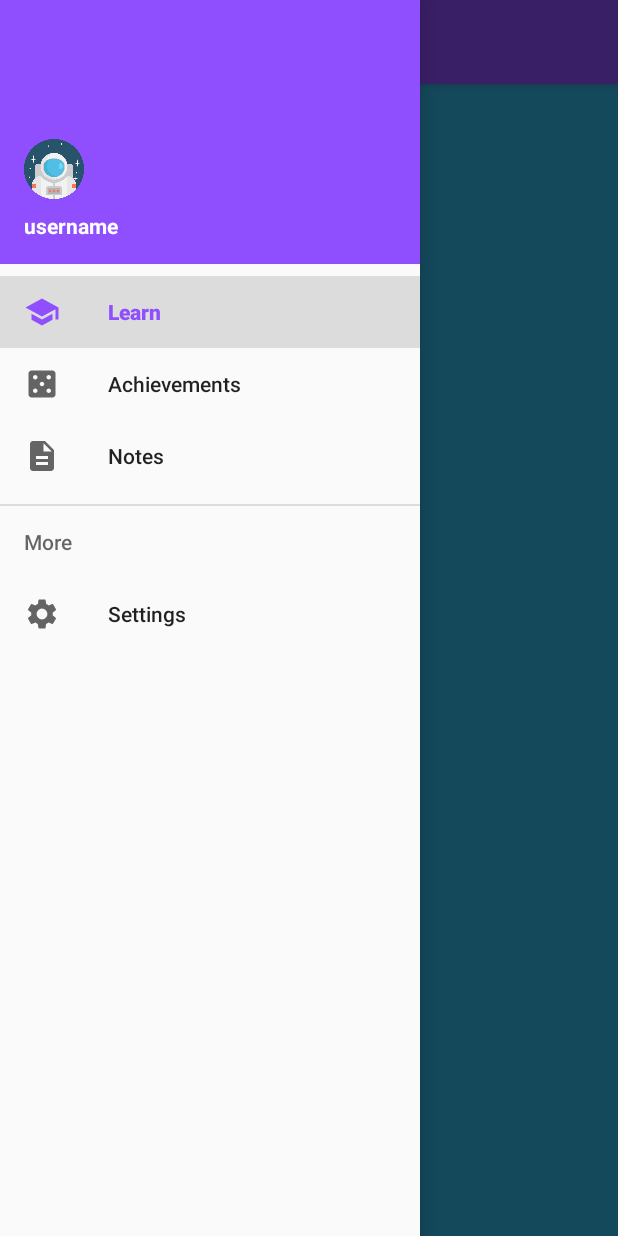
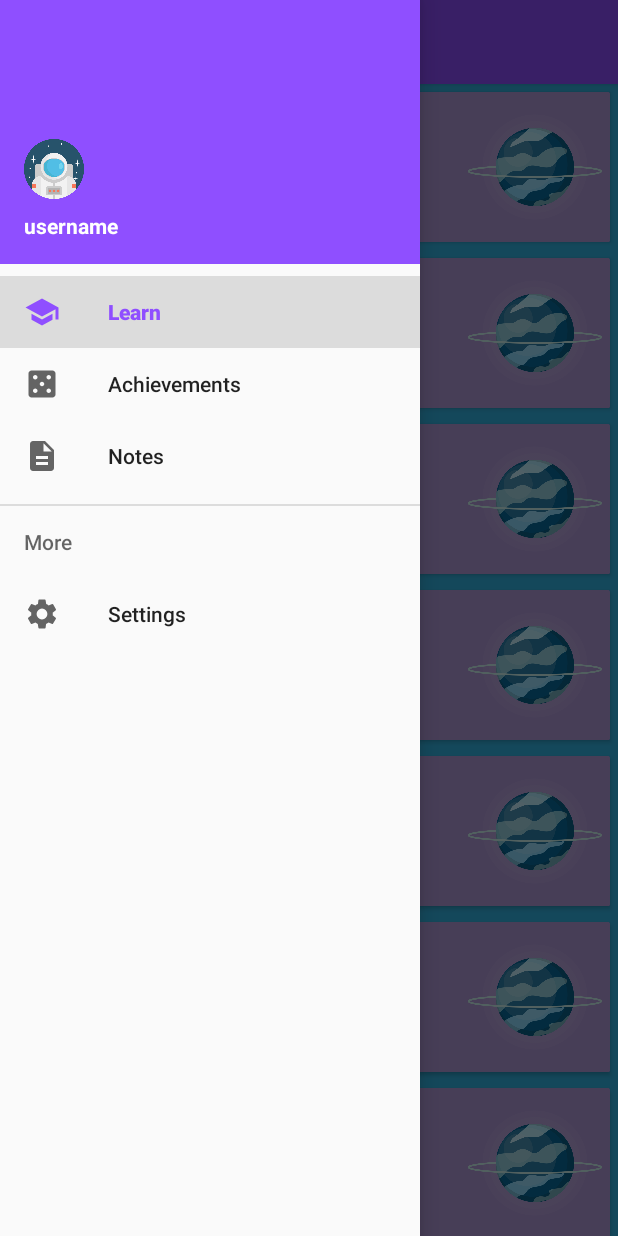
Before and after one commit to Sashagerasimov/3634-Assignement, an Android app: the LearnFragment screen opened directly, with no data from a screen before it, with the side drawer open, on a phone screen of 412 x 824 dp. Run offline under Robolectric (Android 15) with nearby library versions, the phone set to English and light mode, and no system bars; our stand-ins replace Room's generated code.

Commit message:
redid learn planets as harcoded objects

```diff
--- a/app/src/main/java/com/example/a3634_assigment/Activities/PlanetActivity.java
+++ b/app/src/main/java/com/example/a3634_assigment/Activities/PlanetActivity.java
@@ -27,7 +27,7 @@ public class PlanetActivity extends AppCompatActivity {
         setContentView(R.layout.activity_planet);
 
         Intent intent = getIntent();
-        String englishName = intent.getStringExtra("englishName");
+        String englishName = intent.getStringExtra("Name");
         getSupportActionBar().setTitle(englishName);
         name = englishName;
 
--- a/app/src/main/java/com/example/a3634_assigment/Adapters/PlanetAdapter.java
+++ b/app/src/main/java/com/example/a3634_assigment/Adapters/PlanetAdapter.java
@@ -5,21 +5,22 @@ import android.content.Intent;
 import android.view.LayoutInflater;
 import android.view.View;
 import android.view.ViewGroup;
+import android.widget.ImageView;
 import android.widget.TextView;
 
 import androidx.annotation.NonNull;
 import androidx.recyclerview.widget.RecyclerView;
 
 import com.example.a3634_assigment.Activities.PlanetActivity;
-import com.example.a3634_assigment.Models.Bodies.Body;
+import com.example.a3634_assigment.Models.Planet;
 import com.example.a3634_assigment.R;
 
 import java.util.ArrayList;
 
 public class PlanetAdapter extends RecyclerView.Adapter<PlanetAdapter.PlanetViewHolder> {
-    public ArrayList<Body> planets = new ArrayList<>();
+    public ArrayList<Planet> planets = new ArrayList<>();
 
-    public void setData(ArrayList<Body> planetsToAdapt) {
+    public void setData(ArrayList<Planet> planetsToAdapt) {
         this.planets = planetsToAdapt;
 
     }
@@ -28,10 +29,12 @@ public class PlanetAdapter extends RecyclerView.Adapter<PlanetAdapter.PlanetView
 
         public View view;
         public TextView planetName;
+        public ImageView planetImage;
         public PlanetViewHolder(View v) {
             super(v);
             view = v;
             planetName = v.findViewById(R.id.planet_name);
+            planetImage =v.findViewById(R.id.planet_image);
         }
     }
     @NonNull
@@ -44,8 +47,9 @@ public class PlanetAdapter extends RecyclerView.Adapter<PlanetAdapter.PlanetView
     }
     @Override
     public void onBindViewHolder(@NonNull final PlanetViewHolder holder, final int position) {
-        final Body currentBody = planets.get(position);
-        holder.planetName.setText(currentBody.getEnglishName());
+        final Planet currentPlanet = planets.get(position);
+        holder.planetName.setText(currentPlanet.getName());
+        holder.planetImage.setImageResource(currentPlanet.getImageDrawableId());
 
         holder.view.setOnClickListener(new View.OnClickListener() {
             @Override
@@ -53,7 +57,7 @@ public class PlanetAdapter extends RecyclerView.Adapter<PlanetAdapter.PlanetView
                 Context context = view.getContext();
 
                 Intent explicitIntent = new Intent(context, PlanetActivity.class);
-                explicitIntent.putExtra("englishName", currentBody.getEnglishName());
+                explicitIntent.putExtra("Name", currentPlanet.getName());
                 context.startActivity(explicitIntent);
             }
         });
--- /dev/null
+++ b/app/src/main/java/com/example/a3634_assigment/Database/PlanetBank.java
@@ -0,0 +1,73 @@
+package com.example.a3634_assigment.Database;
+
+import com.example.a3634_assigment.Models.Planet;
+import com.example.a3634_assigment.R;
+
+import java.util.ArrayList;
+import java.util.Arrays;
+import java.util.HashMap;
+import java.util.List;
+
+public class PlanetBank {
+
+
+
+    public static Planet getPlanetById(int id) {
+        return planets.get(id);
+    }
+
+
+    public static ArrayList<Planet> getAllPlanets() {
+        return new ArrayList<Planet>((List) Arrays.asList(planets.values().toArray()));
+    }
+
+    private static final HashMap<Integer, Planet> planets = new HashMap<>();
+
+    static {
+        planets.put(1, new Planet(
+                1,
+                "Mercury",
+                R.drawable.appicon
+        ));
+        planets.put(2, new Planet(
+                2,
+                "Venus",
+                R.drawable.appicon
+        ));
+        planets.put(3, new Planet(
+                3,
+                "Earth",
+                R.drawable.appicon
+        ));
+        planets.put(4, new Planet(
+                4,
+                "Mars",
+                R.drawable.appicon
+        ));
+        planets.put(5, new Planet(
+                5,
+                "Jupiter",
+                R.drawable.appicon
+        ));
+        planets.put(6, new Planet(
+                6,
+                "Saturn",
+                R.drawable.appicon
+        ));
+        planets.put(7, new Planet(
+                7,
+                "Uranus",
+                R.drawable.appicon
+        ));
+        planets.put(8, new Planet(
+                8,
+                "Neptune",
+                R.drawable.appicon
+        ));
+        planets.put(9, new Planet(
+                9,
+                "Pluto",
+                R.drawable.appicon
+        ));
+    }
+}
--- a/app/src/main/java/com/example/a3634_assigment/Fragments/LearnFragment.java
+++ b/app/src/main/java/com/example/a3634_assigment/Fragments/LearnFragment.java
@@ -1,6 +1,5 @@
 package com.example.a3634_assigment.Fragments;
 
-import android.content.Context;
 import android.os.Bundle;
 import android.view.LayoutInflater;
 import android.view.View;
@@ -11,20 +10,9 @@ import androidx.fragment.app.Fragment;
 import androidx.recyclerview.widget.LinearLayoutManager;
 import androidx.recyclerview.widget.RecyclerView;
 
-import com.android.volley.Request;
-import com.android.volley.RequestQueue;
-import com.android.volley.Response;
-import com.android.volley.VolleyError;
-import com.android.volley.toolbox.StringRequest;
-import com.android.volley.toolbox.Volley;
 import com.example.a3634_assigment.Adapters.PlanetAdapter;
-import com.example.a3634_assigment.Models.Bodies.Body;
-import com.example.a3634_assigment.Models.Bodies.BodyResponse;
+import com.example.a3634_assigment.Database.PlanetBank;
 import com.example.a3634_assigment.R;
-import com.google.gson.Gson;
-
-import java.util.ArrayList;
-import java.util.List;
 
 public class LearnFragment extends Fragment {
     private RecyclerView recyclerView;
@@ -41,46 +29,11 @@ public class LearnFragment extends Fragment {
         LinearLayoutManager layoutManager = new LinearLayoutManager(view.getContext());
         recyclerView.setLayoutManager(layoutManager);
 
-        final PlanetAdapter planetAdapter = new PlanetAdapter();
+        PlanetAdapter planetAdapter = new PlanetAdapter();
 
-        String solarUrl = "https://api.le-systeme-solaire.net/rest/bodies/";
+        planetAdapter.setData(PlanetBank.getAllPlanets());
+        recyclerView.setAdapter(planetAdapter);
 
-        Context context = getContext();
-        RequestQueue requestQueue = Volley.newRequestQueue(context);
-
-        Response.Listener<String> responseListener = new Response.Listener<String>() {
-            @Override
-            public void onResponse(String response) {
-                Gson gson = new Gson();
-                BodyResponse bodyResponse = gson.fromJson(response, BodyResponse.class);
-                List<Body> bodies = bodyResponse.getBodies();
-                ArrayList<Body> planets = new ArrayList<>();
-                planets.add(bodies.get(240));
-                planets.add(bodies.get(244));
-                planets.add(bodies.get(243));
-                planets.add(bodies.get(239));
-                planets.add(bodies.get(238));
-                planets.add(bodies.get(241));
-                planets.add(bodies.get(199));
-                planets.add(bodies.get(219));
-                planets.add(bodies.get(208));
-
-                planetAdapter.setData(planets);
-                recyclerView.setAdapter(planetAdapter);
-
-            }
-        };
-
-        Response.ErrorListener errorListener = new Response.ErrorListener() {
-            @Override
-            public void onErrorResponse (VolleyError error) {
-                System.out.println(error.toString());
-            }
-        };
-        StringRequest stringRequest = new StringRequest(Request.Method.GET, solarUrl, responseListener, errorListener);
-        requestQueue.add(stringRequest);
-
-        recyclerView.setHasFixedSize(true);
         return view;
     }
 }
--- /dev/null
+++ b/app/src/main/java/com/example/a3634_assigment/Models/Planet.java
@@ -0,0 +1,38 @@
+package com.example.a3634_assigment.Models;
+
+public class Planet {
+
+    private int id;
+    private String name;
+    private int imageDrawableId;
+
+    public Planet(int id, String name, int imageDrawableId) {
+        this.id = id;
+        this.name = name;
+        this.imageDrawableId = imageDrawableId;
+    }
+
+    public int getId() {
+        return id;
+    }
+
+    public void setId(int id) {
+        this.id = id;
+    }
+
+    public String getName() {
+        return name;
+    }
+
+    public void setName(String name) {
+        this.name = name;
+    }
+
+    public int getImageDrawableId() {
+        return imageDrawableId;
+    }
+
+    public void setImageDrawableId(int imageDrawableId) {
+        this.imageDrawableId = imageDrawableId;
+    }
+}
--- a/app/src/main/res/layout/planet.xml
+++ b/app/src/main/res/layout/planet.xml
@@ -19,21 +19,28 @@
 
         <TextView
             android:id="@+id/planet_name"
-            android:layout_width="match_parent"
+            android:layout_width="wrap_content"
             android:layout_height="match_parent"
             android:layout_marginStart="8dp"
             android:layout_marginTop="32dp"
-            android:layout_marginEnd="8dp"
             android:layout_marginBottom="32dp"
             android:text="Planet Name"
-            android:textAlignment="center"
+            android:textAlignment="viewStart"
             android:textColor="#FFFFFF"
             android:textSize="18sp"
             android:textStyle="normal"
             app:layout_constraintBottom_toBottomOf="parent"
-            app:layout_constraintEnd_toEndOf="parent"
             app:layout_constraintStart_toStartOf="parent"
             app:layout_constraintTop_toTopOf="parent" />
+
+        <ImageView
+            android:id="@+id/planet_image"
+            android:layout_width="100dp"
+            android:layout_height="100dp"
+            app:layout_constraintBottom_toBottomOf="parent"
+            app:layout_constraintEnd_toEndOf="parent"
+            app:layout_constraintTop_toTopOf="parent"
+            tools:srcCompat="@tools:sample/avatars" />
 
     </androidx.constraintlayout.widget.ConstraintLayout>
 
```
Also changed, not shown: app/src/main/java/com/example/a3634_assigment/Models/Bodies/Body.java (deleted, +0 -41 lines), app/src/main/java/com/example/a3634_assigment/Models/Bodies/BodyResponse.java (deleted, +0 -12 lines).
